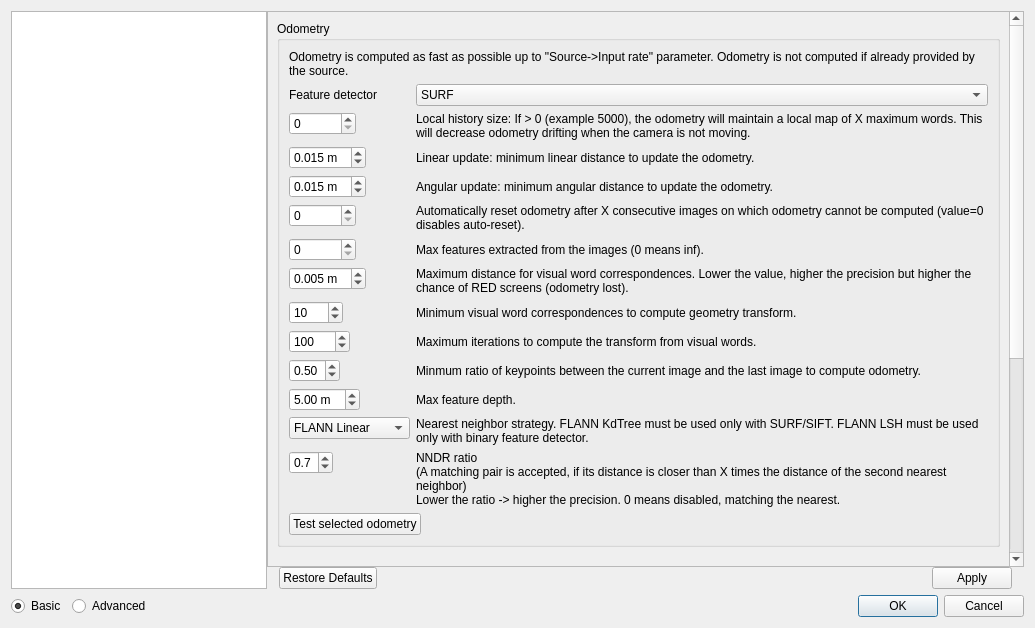
Above: guilib/src/ui/preferencesDialog.ui from introlab/rtabmap before the change. Below: the same form after it.
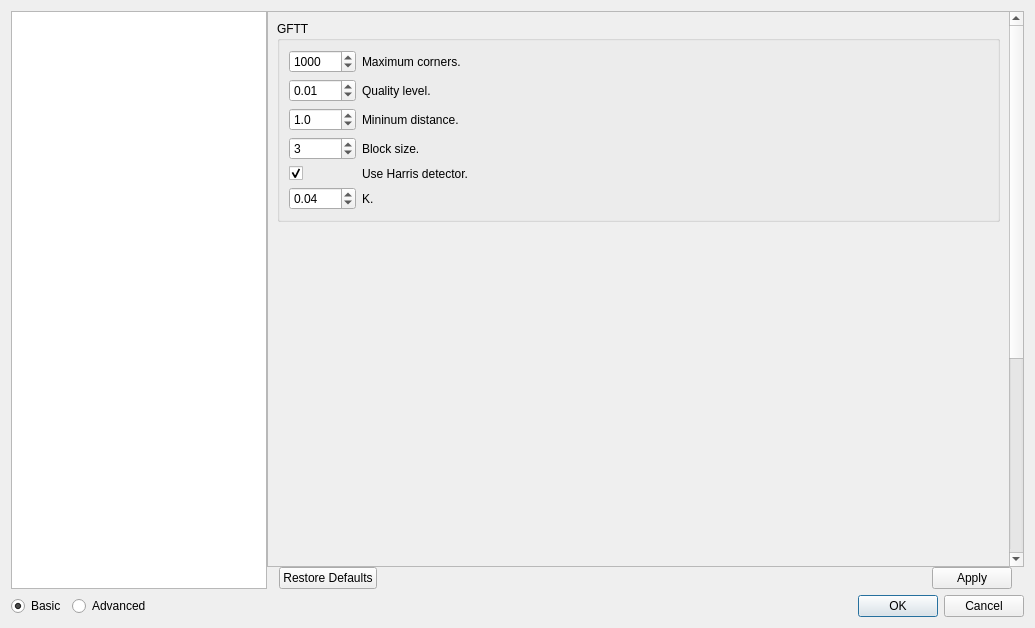
That is the form after the change. The open tabs and pages were chosen to show the change. Icons and pictures are not drawn. Custom widgets are drawn as their Qt base class.

Commit message: Added GFTT detector which can be used for Odometry Modified how depth is computed: Now the mean of neighbors is used as the value instead of interpolation... averaging the Kinect noise.

Patch:
```diff
--- a/guilib/src/ui/preferencesDialog.ui
+++ b/guilib/src/ui/preferencesDialog.ui
@@ -64,8 +64,8 @@
            <rect>
             <x>0</x>
             <y>0</y>
-            <width>736</width>
-            <height>751</height>
+            <width>737</width>
+            <height>895</height>
            </rect>
           </property>
           <layout class="QVBoxLayout" name="verticalLayout_16">
@@ -4226,6 +4226,155 @@
                  </item>
                 </layout>
                </widget>
+               <widget class="QWidget" name="page_16">
+                <layout class="QVBoxLayout" name="verticalLayout_9">
+                 <item>
+                  <widget class="QGroupBox" name="groupBox_detector_gftt2">
+                   <property name="title">
+                    <string>GFTT</string>
+                   </property>
+                   <layout class="QGridLayout" name="gridLayout_21" columnstretch="0,1">
+                    <item row="1" column="0">
+                     <widget class="QDoubleSpinBox" name="doubleSpinBox_GFTT_qualityLevel">
+                      <property name="maximum">
+                       <double>1.000000000000000</double>
+                      </property>
+                      <property name="singleStep">
+                       <double>0.010000000000000</double>
+                      </property>
+                      <property name="value">
+                       <double>0.010000000000000</double>
+                      </property>
+                     </widget>
+                    </item>
+                    <item row="2" column="0">
+                     <widget class="QDoubleSpinBox" name="doubleSpinBox_GFTT_minDistance">
+                      <property name="decimals">
+                       <number>1</number>
+                      </property>
+                      <property name="value">
+                       <double>1.000000000000000</double>
+                      </property>
+                     </widget>
+                    </item>
+                    <item row="4" column="0">
+                     <widget class="QCheckBox" name="checkBox_GFTT_useHarrisDetector">
+                      <property name="text">
+                       <string/>
+                      </property>
+                      <property name="checked">
+                       <bool>true</bool>
+                      </property>
+                     </widget>
+                    </item>
+                    <item row="4" column="1">
+                     <widget class="QLabel" name="label_172">
+                      <property name="text">
+                       <string>Use Harris detector.</string>
+                      </property>
+                      <property name="wordWrap">
+                       <bool>true</bool>
+                      </property>
+                     </widget>
+                    </item>
+                    <item row="5" column="0">
+                     <widget class="QDoubleSpinBox" name="doubleSpinBox_GFTT_k">
+                      <property name="maximum">
+                       <double>1.000000000000000</double>
+                      </property>
+                      <property name="singleStep">
+                       <double>0.010000000000000</double>
+                      </property>
+                      <property name="value">
+                       <double>0.040000000000000</double>
+                      </property>
+                     </widget>
+                    </item>
+                    <item row="5" column="1">
+                     <widget class="QLabel" name="label_173">
+                      <property name="text">
+                       <string>K.</string>
+                      </property>
+                      <property name="wordWrap">
+                       <bool>true</bool>
+                      </property>
+                     </widget>
+                    </item>
+                    <item row="3" column="0">
+                     <widget class="QSpinBox" name="spinBox_GFTT_blockSize">
+                      <property name="value">
+                       <number>3</number>
+                      </property>
+                     </widget>
+                    </item>
+                    <item row="0" column="0">
+                     <widget class="QSpinBox" name="spinBox_GFTT_maxCorners">
+                      <property name="maximum">
+                       <number>100000</number>
+                      </property>
+                      <property name="value">
+                       <number>1000</number>
+                      </property>
+                     </widget>
+                    </item>
+                    <item row="0" column="1">
+                     <widget class="QLabel" name="label_174">
+                      <property name="text">
+                       <string>Maximum corners.</string>
+                      </property>
+                      <property name="wordWrap">
+                       <bool>true</bool>
+                      </property>
+                     </widget>
+                    </item>
+                    <item row="1" column="1">
+                     <widget class="QLabel" name="label_175">
+                      <property name="text">
+                       <string>Quality level.</string>
+                      </property>
+                      <property name="wordWrap">
+                       <bool>true</bool>
+                      </property>
+                     </widget>
+                    </item>
+                    <item row="2" column="1">
+                     <widget class="QLabel" name="label_176">
+                      <property name="text">
+                       <string>Mininum distance.</string>
+                      </property>
+                      <property name="wordWrap">
+                       <bool>true</bool>
+                      </property>
+                     </widget>
+                    </item>
+                    <item row="3" column="1">
+                     <widget class="QLabel" name="label_177">
+                      <property name="text">
+                       <string>Block size.</string>
+                      </property>
+                      <property name="wordWrap">
+                       <bool>true</bool>
+                      </property>
+                     </widget>
+                    </item>
+                   </layout>
+                  </widget>
+                 </item>
+                 <item>
+                  <spacer name="verticalSpacer_25">
+                   <property name="orientation">
+                    <enum>Qt::Vertical</enum>
+                   </property>
+                   <property name="sizeHint" stdset="0">
+                    <size>
+                     <width>20</width>
+                     <height>644</height>
+                    </size>
+                   </property>
+                  </spacer>
+                 </item>
+                </layout>
+               </widget>
                <widget class="QWidget" name="page_19">
                 <layout class="QVBoxLayout" name="verticalLayout_13">
                  <item>
```
Left out of the diff: 12 changed lines with no effect on the pictures. The commit also changes 10 other files.
